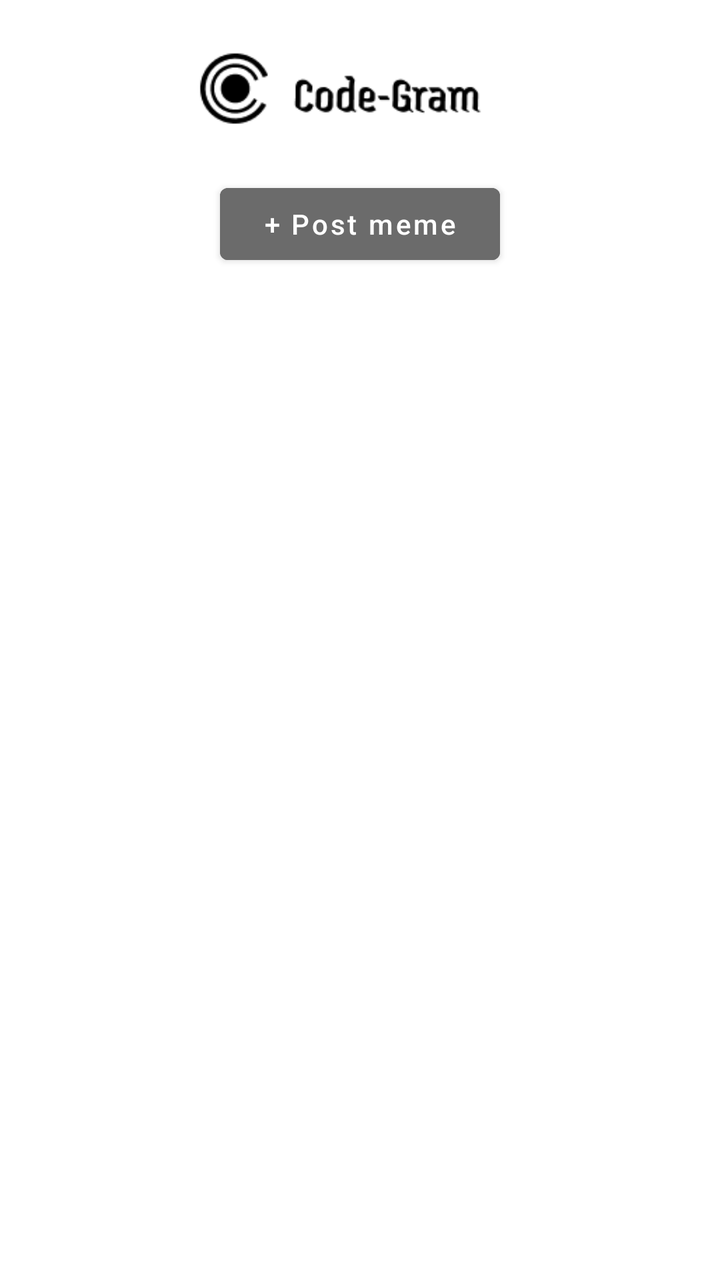
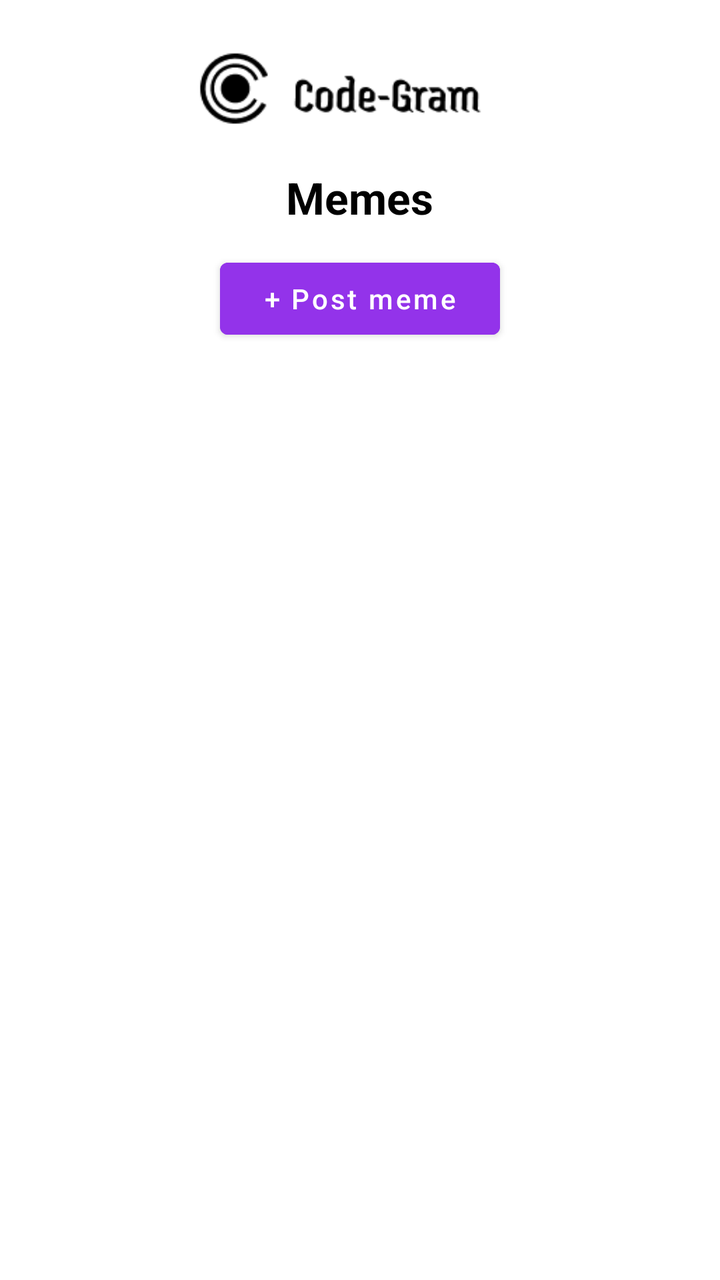

Before-and-after screenshots of an Android layout around one commit, followed by the original layout XML and the change that was made.
<!-- AndroidManifest.xml: application theme Theme.Ser210finalclient -->
<!-- res/layout/fragment_memes.xml -->
<?xml version="1.0" encoding="utf-8"?>
<ScrollView xmlns:android="http://schemas.android.com/apk/res/android"
    android:layout_width="match_parent"
    android:layout_height="match_parent"
    android:background="@color/screen_background">

    <LinearLayout
        android:layout_width="match_parent"
        android:layout_height="wrap_content"
        android:orientation="vertical"
        android:padding="16dp">

        <ImageView
            android:layout_width="220dp"
            android:layout_height="60dp"
            android:layout_gravity="center_horizontal"
            android:adjustViewBounds="true"
            android:contentDescription="@string/app_name"
            android:src="@drawable/top_bar_logo" />

        <Button
            android:id="@+id/postMemeButton"
            android:layout_width="140dp"
            android:layout_height="48dp"
            android:layout_gravity="center_horizontal"
            android:layout_marginTop="12dp"
            android:backgroundTint="#6B6B6B"
            android:text="+ Post meme"
            android:textAllCaps="false"
            android:textColor="#FFFFFF" />

        <LinearLayout
            android:id="@+id/postComposerContainer"
            android:layout_width="match_parent"
            android:layout_height="wrap_content"
            android:layout_marginTop="12dp"
            android:orientation="vertical"
            android:visibility="gone">

            <Spinner
                android:id="@+id/memePickerSpinner"
                android:layout_width="match_parent"
                android:layout_height="48dp" />

            <EditText
                android:id="@+id/memeCaptionInput"
                android:layout_width="match_parent"
                android:layout_height="48dp"
                android:layout_marginTop="8dp"
                android:background="@color/card_background"
                android:hint="Add text (optional)"
                android:paddingStart="10dp"
                android:paddingEnd="10dp"
                android:textColor="@color/primary_text"
                android:textColorHint="@color/secondary_text" />

            <LinearLayout
                android:layout_width="match_parent"
                android:layout_height="wrap_content"
                android:layout_marginTop="8dp"
                android:gravity="center_horizontal"
                android:orientation="horizontal">

                <Button
                    android:id="@+id/postNowButton"
                    android:layout_width="120dp"
                    android:layout_height="40dp"
                    android:backgroundTint="#6B6B6B"
                    android:text="Post now"
                    android:textAllCaps="false"
                    android:textColor="#FFFFFF" />

                <Button
                    android:id="@+id/cancelPostButton"
                    android:layout_width="100dp"
                    android:layout_height="40dp"
                    android:layout_marginStart="8dp"
                    android:backgroundTint="#6B6B6B"
                    android:text="Cancel"
                    android:textAllCaps="false"
                    android:textColor="#FFFFFF" />
            </LinearLayout>
        </LinearLayout>

        <LinearLayout
            android:id="@+id/memeFeedContainer"
            android:layout_width="match_parent"
            android:layout_height="wrap_content"
            android:layout_marginTop="16dp"
            android:orientation="vertical" />
    </LinearLayout>
</ScrollView>
<!-- resources referenced by this layout -->
<resources>
  <color name="card_background">#FFF2F2F2</color>
  <color name="primary_text">#FF000000</color>
  <color name="screen_background">#FFFFFFFF</color>
  <color name="secondary_text">#FF333333</color>
  <!-- drawable top_bar_logo (drawable) -->
  <?xml version="1.0" encoding="utf-8"?>
  <bitmap xmlns:android="http://schemas.android.com/apk/res/android"
      android:gravity="center"
      android:src="@drawable/top_bar_logo_light" />
  <string name="app_name">ser210-final-client</string>
  <style name="Theme.Ser210finalclient" parent="Theme.MaterialComponents.DayNight.NoActionBar" />
  <!-- drawable top_bar_logo_light: png bitmap (drawable, 2796 bytes) -->
</resources>

<!-- the commit's change to res/layout/fragment_memes.xml (unified diff, before → after) -->
@@ -18,16 +18,26 @@
             android:contentDescription="@string/app_name"
             android:src="@drawable/top_bar_logo" />
 
+        <TextView
+            android:layout_width="wrap_content"
+            android:layout_height="wrap_content"
+            android:layout_gravity="center_horizontal"
+            android:layout_marginTop="8dp"
+            android:text="Memes"
+            android:textColor="@color/primary_text"
+            android:textSize="22sp"
+            android:textStyle="bold" />
+
         <Button
             android:id="@+id/postMemeButton"
             android:layout_width="140dp"
             android:layout_height="48dp"
             android:layout_gravity="center_horizontal"
             android:layout_marginTop="12dp"
-            android:backgroundTint="#6B6B6B"
+            android:backgroundTint="@color/brand_purple_button"
             android:text="+ Post meme"
             android:textAllCaps="false"
-            android:textColor="#FFFFFF" />
+            android:textColor="@color/white" />
 
         <LinearLayout
             android:id="@+id/postComposerContainer"
@@ -65,10 +75,10 @@
                     android:id="@+id/postNowButton"
                     android:layout_width="120dp"
                     android:layout_height="40dp"
-                    android:backgroundTint="#6B6B6B"
+                    android:backgroundTint="@color/brand_purple_button"
                     android:text="Post now"
                     android:textAllCaps="false"
-                    android:textColor="#FFFFFF" />
+                    android:textColor="@color/white" />
 
                 <Button
                     android:id="@+id/cancelPostButton"
<!-- resource entries referenced after the edit -->
@@ -1,9 +1,11 @@
 <!-- resources referenced by this layout -->
 <resources>
+  <color name="brand_purple_button">#FF9333EA</color>
   <color name="card_background">#FFF2F2F2</color>
   <color name="primary_text">#FF000000</color>
   <color name="screen_background">#FFFFFFFF</color>
   <color name="secondary_text">#FF333333</color>
+  <color name="white">#FFFFFFFF</color>
   <!-- drawable top_bar_logo (drawable) -->
   <?xml version="1.0" encoding="utf-8"?>
   <bitmap xmlns:android="http://schemas.android.com/apk/res/android"
